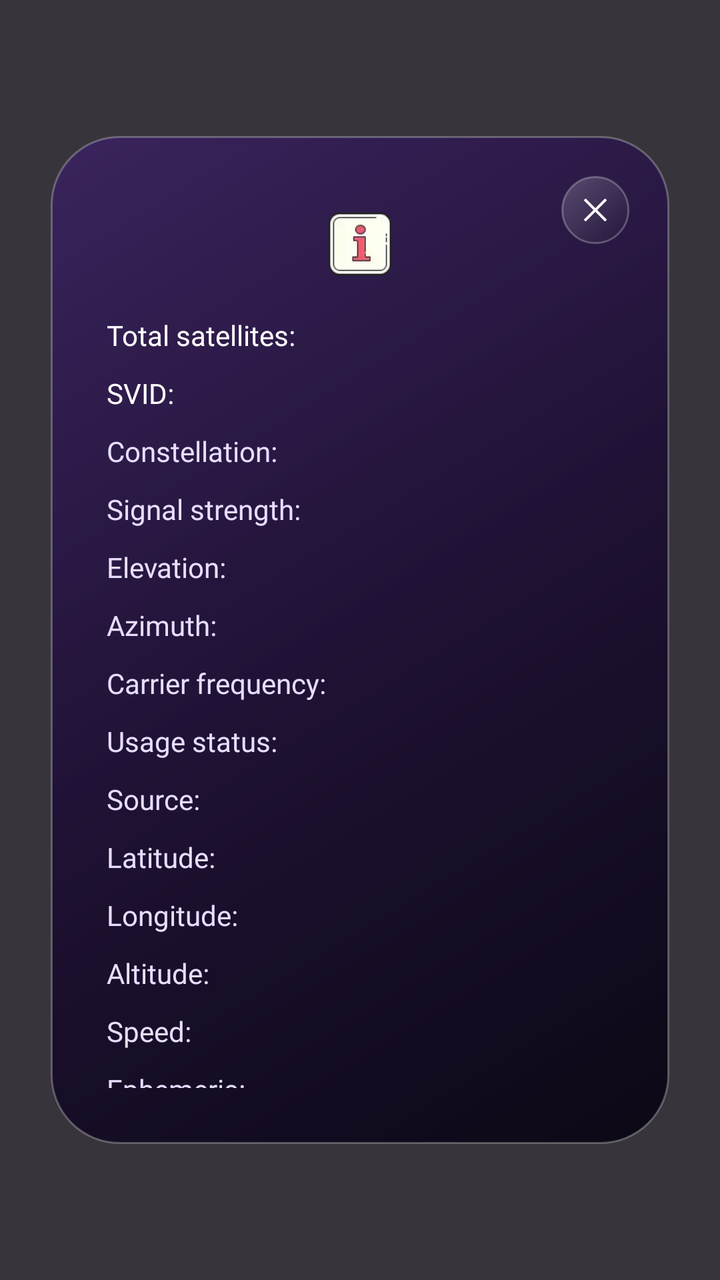
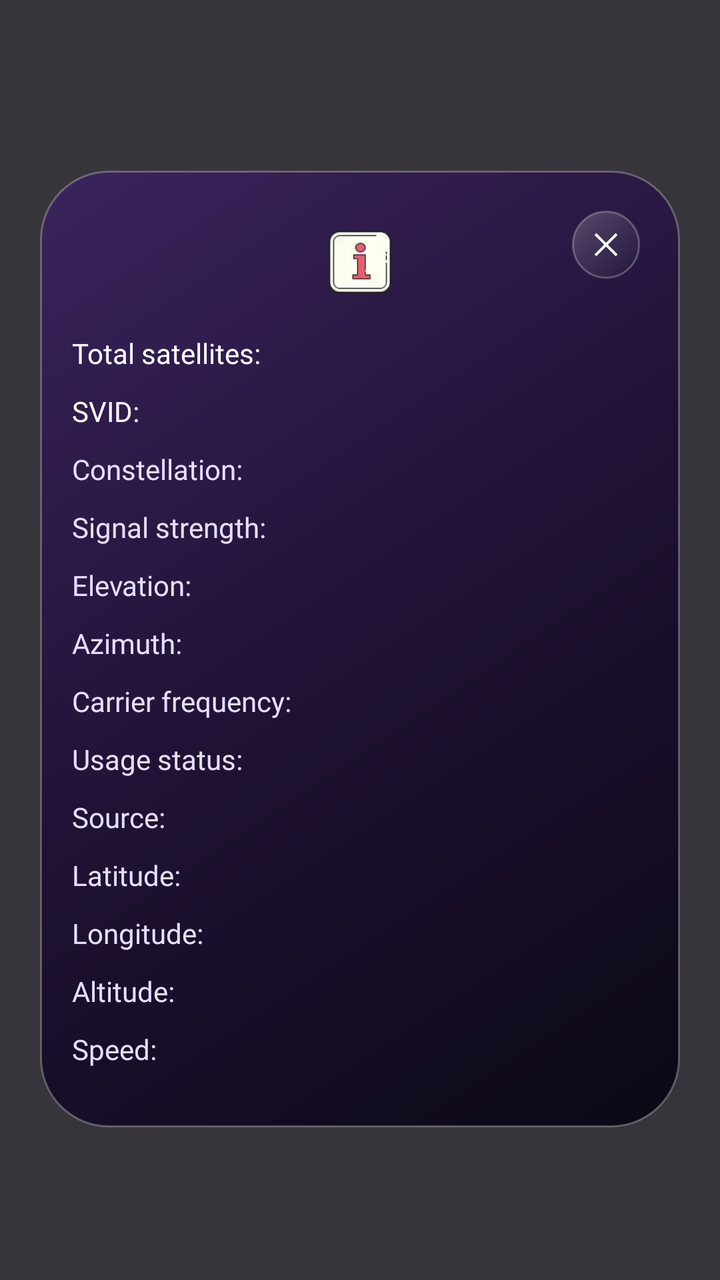

The first picture is an Android layout as it rendered before a commit; the second is the same layout after the commit. The layout source and the unified diff follow.
<!-- AndroidManifest.xml: application theme Theme.BaseProject -->
<!-- res/layout/dialog_map_3d_information.xml -->
<?xml version="1.0" encoding="utf-8"?>
<androidx.constraintlayout.widget.ConstraintLayout xmlns:android="http://schemas.android.com/apk/res/android"
    xmlns:app="http://schemas.android.com/apk/res-auto"
    android:layout_width="match_parent"
    android:layout_height="match_parent"
    android:animateLayoutChanges="true"
    android:background="#CC05030A">

    <View
        android:id="@+id/bg_parent"
        android:layout_width="0dp"
        android:layout_height="0dp"
        android:background="@drawable/bg_modal_glass"
        app:layout_constraintBottom_toBottomOf="parent"
        app:layout_constraintDimensionRatio="344:560"
        app:layout_constraintEnd_toEndOf="parent"
        app:layout_constraintStart_toStartOf="parent"
        app:layout_constraintTop_toTopOf="parent"
        app:layout_constraintWidth_percent="0.86" />

    <ImageView
        android:id="@+id/ivThumb"
        android:layout_width="0dp"
        android:layout_height="0dp"
        android:layout_marginTop="18dp"
        android:padding="12dp"
        android:scaleType="fitCenter"
        android:src="@drawable/ic_information"
        app:layout_constraintDimensionRatio="1"
        app:layout_constraintEnd_toEndOf="@id/bg_parent"
        app:layout_constraintStart_toStartOf="@id/bg_parent"
        app:layout_constraintTop_toTopOf="@id/bg_parent"
        app:layout_constraintWidth_percent="0.2" />

    <ImageView
        android:id="@+id/ivCLose"
        android:layout_width="34dp"
        android:layout_height="34dp"
        android:layout_margin="20dp"
        android:background="@drawable/bg_glass_icon_button"
        android:padding="9dp"
        android:src="@drawable/ic_close"
        app:layout_constraintEnd_toEndOf="@id/bg_parent"
        app:layout_constraintTop_toTopOf="@id/bg_parent"
        app:tint="@color/white" />

    <ScrollView
        android:id="@+id/infoScroll"
        android:layout_width="0dp"
        android:layout_height="0dp"
        android:layout_marginStart="28dp"
        android:layout_marginEnd="28dp"
        android:layout_marginBottom="28dp"
        android:clipToPadding="false"
        android:overScrollMode="never"
        android:scrollbars="none"
        app:layout_constraintBottom_toBottomOf="@id/bg_parent"
        app:layout_constraintEnd_toEndOf="@id/bg_parent"
        app:layout_constraintStart_toStartOf="@id/bg_parent"
        app:layout_constraintTop_toBottomOf="@id/ivThumb">

        <LinearLayout
            android:id="@+id/infoContainer"
            android:layout_width="match_parent"
            android:layout_height="wrap_content"
            android:orientation="vertical"
            android:paddingBottom="4dp">

            <TextView
                android:id="@+id/tvTotalSats"
                android:layout_width="match_parent"
                android:layout_height="wrap_content"
                android:fontFamily="@font/inter_extra_bold"
                android:text="Total satellites: "
                android:textColor="@color/white"
                android:textSize="14sp" />

            <TextView
                android:id="@+id/tvSvid"
                android:layout_width="match_parent"
                android:layout_height="wrap_content"
                android:layout_marginTop="10dp"
                android:fontFamily="@font/inter_extra_bold"
                android:text="SVID: "
                android:textColor="@color/white"
                android:textSize="14sp" />

            <TextView
                android:id="@+id/tvConstellation"
                android:layout_width="match_parent"
                android:layout_height="wrap_content"
                android:layout_marginTop="10dp"
                android:fontFamily="@font/inter_bold"
                android:text="Constellation: "
                android:textColor="#E7DEFF"
                android:textSize="14sp" />

            <TextView
                android:id="@+id/tvSignalStrength"
                android:layout_width="match_parent"
                android:layout_height="wrap_content"
                android:layout_marginTop="10dp"
                android:fontFamily="@font/inter_bold"
                android:text="Signal strength: "
                android:textColor="#E7DEFF"
                android:textSize="14sp" />

            <TextView
                android:id="@+id/tvElevation"
                android:layout_width="match_parent"
                android:layout_height="wrap_content"
                android:layout_marginTop="10dp"
                android:fontFamily="@font/inter_bold"
                android:text="Elevation: "
                android:textColor="#E7DEFF"
                android:textSize="14sp" />

            <TextView
                android:id="@+id/tvAzimuth"
                android:layout_width="match_parent"
                android:layout_height="wrap_content"
                android:layout_marginTop="10dp"
                android:fontFamily="@font/inter_bold"
                android:text="Azimuth: "
                android:textColor="#E7DEFF"
                android:textSize="14sp" />

            <TextView
                android:id="@+id/tvCarrierFrequency"
                android:layout_width="match_parent"
                android:layout_height="wrap_content"
                android:layout_marginTop="10dp"
                android:fontFamily="@font/inter_bold"
                android:text="Carrier frequency: "
                android:textColor="#E7DEFF"
                android:textSize="14sp" />

            <TextView
                android:id="@+id/tvUsedInFix"
                android:layout_width="match_parent"
                android:layout_height="wrap_content"
                android:layout_marginTop="10dp"
                android:fontFamily="@font/inter_bold"
                android:text="Usage status: "
                android:textColor="#E7DEFF"
                android:textSize="14sp" />

            <TextView
                android:id="@+id/tvSource"
                android:layout_width="match_parent"
                android:layout_height="wrap_content"
                android:layout_marginTop="10dp"
                android:fontFamily="@font/inter_bold"
                android:text="Source: "
                android:textColor="#E7DEFF"
                android:textSize="14sp" />

            <TextView
                android:id="@+id/tvLatitude"
                android:layout_width="match_parent"
                android:layout_height="wrap_content"
                android:layout_marginTop="10dp"
                android:fontFamily="@font/inter_bold"
                android:text="Latitude: "
                android:textColor="#E7DEFF"
                android:textSize="14sp" />

            <TextView
                android:id="@+id/tvLongitude"
                android:layout_width="match_parent"
                android:layout_height="wrap_content"
                android:layout_marginTop="10dp"
                android:fontFamily="@font/inter_bold"
                android:text="Longitude: "
                android:textColor="#E7DEFF"
                android:textSize="14sp" />

            <TextView
                android:id="@+id/tvAltitude"
                android:layout_width="match_parent"
                android:layout_height="wrap_content"
                android:layout_marginTop="10dp"
                android:fontFamily="@font/inter_bold"
                android:text="Altitude: "
                android:textColor="#E7DEFF"
                android:textSize="14sp" />

            <TextView
                android:id="@+id/tvVelocity"
                android:layout_width="match_parent"
                android:layout_height="wrap_content"
                android:layout_marginTop="10dp"
                android:fontFamily="@font/inter_bold"
                android:text="Speed: "
                android:textColor="#E7DEFF"
                android:textSize="14sp" />

            <TextView
                android:id="@+id/tvEphemeris"
                android:layout_width="match_parent"
                android:layout_height="wrap_content"
                android:layout_marginTop="10dp"
                android:fontFamily="@font/inter_bold"
                android:text="Ephemeris: "
                android:textColor="#E7DEFF"
                android:textSize="14sp" />

        </LinearLayout>

    </ScrollView>

</androidx.constraintlayout.widget.ConstraintLayout>
<!-- resources referenced by this layout -->
<resources>
  <color name="white">#FFFFFFFF</color>
  <!-- drawable bg_glass_icon_button (drawable) -->
  <?xml version="1.0" encoding="utf-8"?>
  <ripple xmlns:android="http://schemas.android.com/apk/res/android"
      android:color="#33FFFFFF">
      <item>
          <shape android:shape="oval">
              <gradient
                  android:angle="315"
                  android:endColor="#33110922"
                  android:startColor="#36FFFFFF" />
              <stroke
                  android:width="1dp"
                  android:color="#40FFFFFF" />
          </shape>
      </item>
  </ripple>
  <!-- drawable bg_modal_glass (drawable) -->
  <?xml version="1.0" encoding="utf-8"?>
  <shape xmlns:android="http://schemas.android.com/apk/res/android">
      <gradient
          android:angle="315"
          android:centerColor="#E51C0D33"
          android:endColor="#F1080512"
          android:startColor="#C93A1F66" />
      <corners android:radius="34dp" />
      <stroke
          android:width="1dp"
          android:color="#44FFFFFF" />
  </shape>
  <!-- drawable ic_close: webp bitmap (drawable, 420 bytes) -->
  <!-- drawable ic_information: webp bitmap (drawable, 914 bytes) -->
  <style name="Theme.BaseProject" parent="Base.Theme.BaseProject" />
  <style name="Base.Theme.BaseProject" parent="Theme.MaterialComponents.Light.NoActionBar">
          
          <item name="colorPrimary">@color/purple_500</item>
          <item name="colorPrimaryVariant">@color/purple_700</item>
          <item name="colorOnPrimary">@color/white</item>
          
          <item name="colorSecondary">@color/teal_200</item>
          <item name="colorSecondaryVariant">@color/teal_700</item>
          <item name="colorOnSecondary">@color/black</item>
          
          <item name="android:statusBarColor">?attr/colorPrimaryVariant</item>
          
          
          <item name="android:colorControlHighlight">@color/ripple_color_main</item>
      </style>
  <color name="purple_500">#FF6200EE</color>
  <color name="purple_700">#FF3700B3</color>
  <color name="teal_200">#FF03DAC5</color>
  <color name="teal_700">#FF018786</color>
  <color name="black">#FF000000</color>
  <color name="ripple_color_main">#2DE14EFE</color>
</resources>

<!-- the commit's change to res/layout/dialog_map_3d_information.xml (unified diff, before → after) -->
@@ -10,13 +10,14 @@
         android:id="@+id/bg_parent"
         android:layout_width="0dp"
         android:layout_height="0dp"
+        android:layout_marginBottom="-30dp"
+        android:layout_marginTop="-10dp"
         android:background="@drawable/bg_modal_glass"
-        app:layout_constraintBottom_toBottomOf="parent"
-        app:layout_constraintDimensionRatio="344:560"
+        app:layout_constraintBottom_toBottomOf="@id/infoContainer"
         app:layout_constraintEnd_toEndOf="parent"
         app:layout_constraintStart_toStartOf="parent"
-        app:layout_constraintTop_toTopOf="parent"
-        app:layout_constraintWidth_percent="0.86" />
+        android:layout_marginHorizontal="20dp"
+        app:layout_constraintTop_toTopOf="@id/ivThumb"/>
 
     <ImageView
         android:id="@+id/ivThumb"
@@ -27,9 +28,11 @@
         android:scaleType="fitCenter"
         android:src="@drawable/ic_information"
         app:layout_constraintDimensionRatio="1"
-        app:layout_constraintEnd_toEndOf="@id/bg_parent"
-        app:layout_constraintStart_toStartOf="@id/bg_parent"
-        app:layout_constraintTop_toTopOf="@id/bg_parent"
+        app:layout_constraintEnd_toEndOf="parent"
+        app:layout_constraintStart_toStartOf="parent"
+        app:layout_constraintBottom_toBottomOf="parent"
+        app:layout_constraintVertical_bias="0.14"
+        app:layout_constraintTop_toTopOf="parent"
         app:layout_constraintWidth_percent="0.2" />
 
     <ImageView
@@ -44,27 +47,15 @@
         app:layout_constraintTop_toTopOf="@id/bg_parent"
         app:tint="@color/white" />
 
-    <ScrollView
-        android:id="@+id/infoScroll"
+    <LinearLayout
+        android:id="@+id/infoContainer"
         android:layout_width="0dp"
-        android:layout_height="0dp"
-        android:layout_marginStart="28dp"
-        android:layout_marginEnd="28dp"
-        android:layout_marginBottom="28dp"
-        android:clipToPadding="false"
-        android:overScrollMode="never"
-        android:scrollbars="none"
-        app:layout_constraintBottom_toBottomOf="@id/bg_parent"
-        app:layout_constraintEnd_toEndOf="@id/bg_parent"
-        app:layout_constraintStart_toStartOf="@id/bg_parent"
+        android:layout_height="wrap_content"
+        android:orientation="vertical"
+        app:layout_constraintEnd_toEndOf="@id/ivThumb"
+        app:layout_constraintWidth_percent="0.8"
+        app:layout_constraintStart_toStartOf="@id/ivThumb"
         app:layout_constraintTop_toBottomOf="@id/ivThumb">
-
-        <LinearLayout
-            android:id="@+id/infoContainer"
-            android:layout_width="match_parent"
-            android:layout_height="wrap_content"
-            android:orientation="vertical"
-            android:paddingBottom="4dp">
 
             <TextView
                 android:id="@+id/tvTotalSats"
@@ -195,18 +186,6 @@
                 android:textColor="#E7DEFF"
                 android:textSize="14sp" />
 
-            <TextView
-                android:id="@+id/tvEphemeris"
-                android:layout_width="match_parent"
-                android:layout_height="wrap_content"
-                android:layout_marginTop="10dp"
-                android:fontFamily="@font/inter_bold"
-                android:text="Ephemeris: "
-                android:textColor="#E7DEFF"
-                android:textSize="14sp" />
-
-        </LinearLayout>
-
-    </ScrollView>
+    </LinearLayout>
 
 </androidx.constraintlayout.widget.ConstraintLayout>
